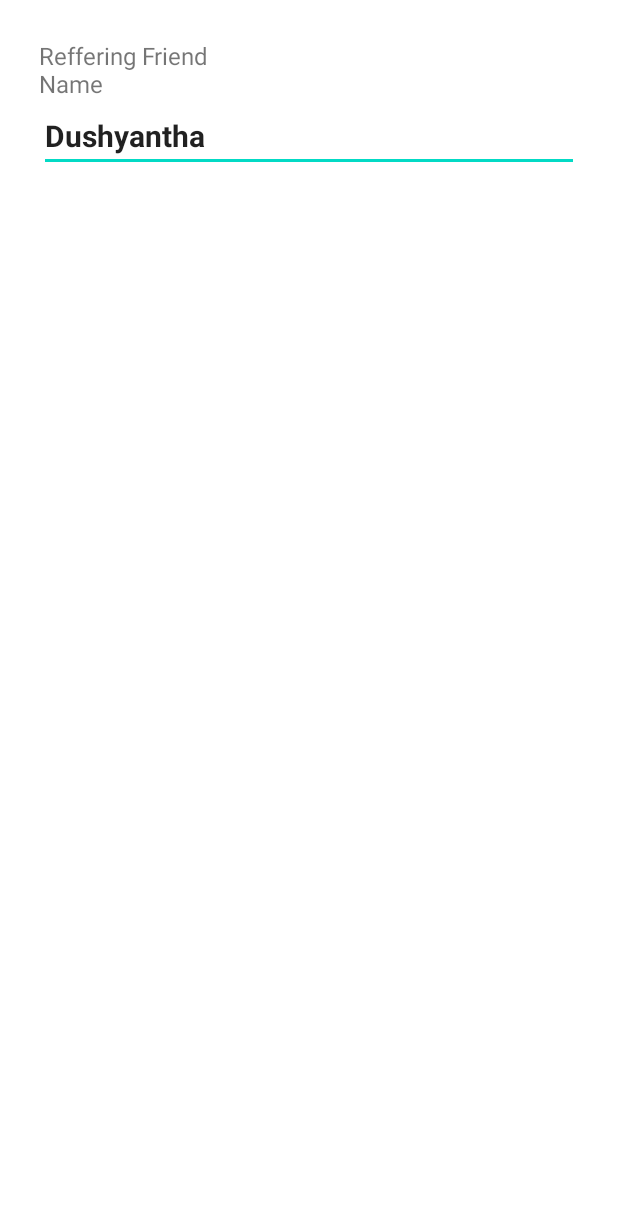
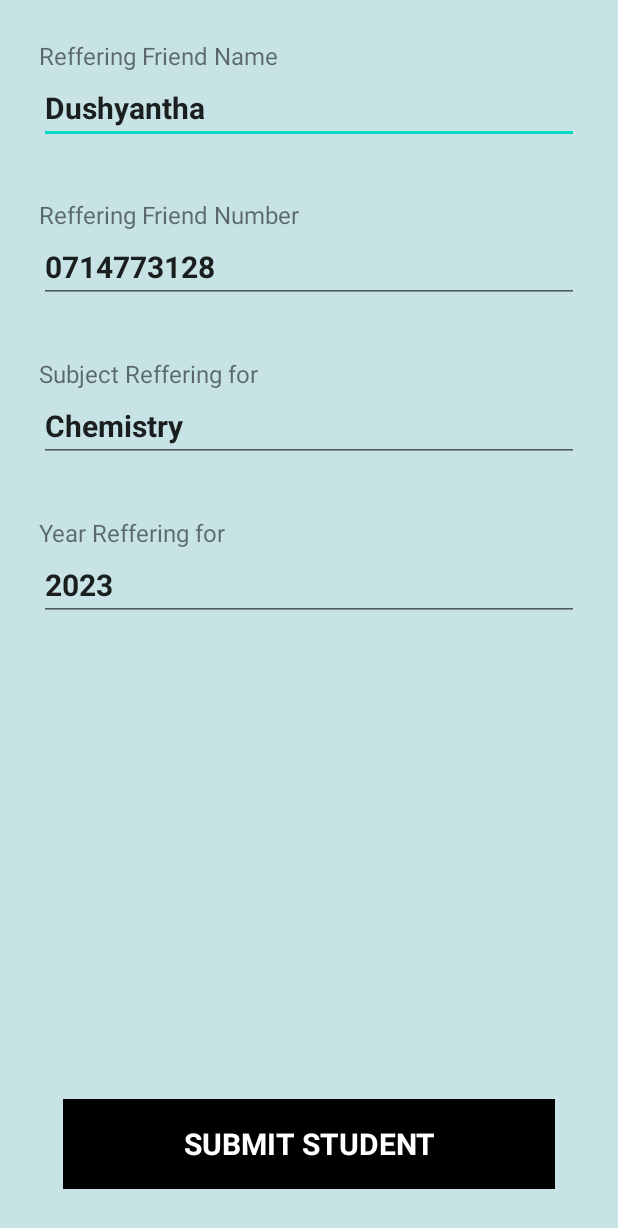
Before and after one commit to ChrishanJay/ETITTuitionPlus, an Android app: the layout activity_refferals.xml on its own in the app's theme, with its tools: preview values and no code run, on a phone screen of 412 x 824 dp. Shown: the top 1228 px of the screen. Run offline under Robolectric (Android 15) with nearby library versions, the phone set to English and light mode, and no system bars.

Commit message:
Final Project

```diff
--- a/app/src/main/res/layout/activity_refferals.xml
+++ b/app/src/main/res/layout/activity_refferals.xml
@@ -4,10 +4,11 @@
     xmlns:tools="http://schemas.android.com/tools"
     android:layout_width="match_parent"
     android:layout_height="match_parent"
-    tools:context=".ui.referrals.RefferalsActivity">
+    android:background="#C7E3E6"
+    tools:context=".ui.referrals.ReferralsActivity">
 
     <LinearLayout
-        android:id="@+id/firstNameLayer"
+        android:id="@+id/nameLayer"
         android:layout_width="0dp"
         android:layout_height="wrap_content"
         android:layout_margin="16dp"
@@ -18,7 +19,7 @@
         app:layout_constraintTop_toTopOf="parent">
 
         <TextView
-            android:layout_width="125dp"
+            android:layout_width="175dp"
             android:layout_height="wrap_content"
             android:text="@string/referName"
             android:textSize="16sp" />
@@ -28,12 +29,132 @@
             android:layout_width="match_parent"
             android:layout_height="0dp"
             android:layout_weight="1"
-            tools:text="Dushyantha"
-            android:labelFor="@id/first_name"
+            android:importantForAutofill="no"
+            android:inputType="textPersonName"
+            android:labelFor="@id/refer_name"
             android:textSize="20sp"
             android:textStyle="bold"
-            android:importantForAutofill="no"
-            android:inputType="textPersonName" />
+            tools:text="Dushyantha" />
     </LinearLayout>
 
+    <LinearLayout
+        android:id="@+id/numberLayer"
+        android:layout_width="0dp"
+        android:layout_height="wrap_content"
+        android:layout_margin="16dp"
+        android:orientation="vertical"
+        android:padding="10dp"
+        app:layout_constraintEnd_toEndOf="parent"
+        app:layout_constraintStart_toStartOf="parent"
+        app:layout_constraintTop_toBottomOf="@id/nameLayer">
+
+        <TextView
+            android:layout_width="175dp"
+            android:layout_height="wrap_content"
+            android:text="@string/referNo"
+            android:textSize="16sp" />
+
+        <EditText
+            android:id="@+id/refer_no"
+            android:layout_width="match_parent"
+            android:layout_height="0dp"
+            android:layout_weight="1"
+            android:importantForAutofill="no"
+            android:inputType="phone"
+            android:labelFor="@id/refer_name"
+            android:textSize="20sp"
+            android:textStyle="bold"
+            tools:text="0714773128" />
+    </LinearLayout>
+
+    <LinearLayout
+        android:id="@+id/subjectLayer"
+        android:layout_width="0dp"
+        android:layout_height="wrap_content"
+        android:layout_margin="16dp"
+        android:orientation="vertical"
+        android:padding="10dp"
+        app:layout_constraintEnd_toEndOf="parent"
+        app:layout_constraintStart_toStartOf="parent"
+        app:layout_constraintTop_toBottomOf="@id/numberLayer">
+
+        <TextView
+            android:layout_width="175dp"
+            android:layout_height="wrap_content"
+            android:text="@string/referSubject"
+            android:textSize="16sp" />
+
+        <EditText
+            android:id="@+id/refer_subject"
+            android:layout_width="match_parent"
+            android:layout_height="0dp"
+            android:layout_weight="1"
+            android:importantForAutofill="no"
+            android:inputType="textPersonName"
+            android:labelFor="@id/refer_name"
+            android:textSize="20sp"
+            android:textStyle="bold"
+            tools:text="Chemistry" />
+    </LinearLayout>
+
+    <LinearLayout
+        android:id="@+id/yearLayer"
+        android:layout_width="0dp"
+        android:layout_height="wrap_content"
+        android:layout_margin="16dp"
+        android:orientation="vertical"
+        android:padding="10dp"
+        app:layout_constraintEnd_toEndOf="parent"
+        app:layout_constraintStart_toStartOf="parent"
+        app:layout_constraintTop_toBottomOf="@id/subjectLayer">
+
+        <TextView
+            android:layout_width="175dp"
+            android:layout_height="wrap_content"
+            android:text="@string/referYear"
+            android:textSize="16sp" />
+
+        <EditText
+            android:id="@+id/refer_year"
+            android:layout_width="match_parent"
+            android:layout_height="0dp"
+            android:layout_weight="1"
+            android:importantForAutofill="no"
+            android:inputType="number"
+            android:labelFor="@id/refer_name"
+            android:textSize="20sp"
+            android:textStyle="bold"
+            tools:text="2023" />
+    </LinearLayout>
+
+    <LinearLayout
+        android:id="@+id/submitLayer"
+        android:layout_width="0dp"
+        android:layout_height="wrap_content"
+        android:layout_margin="16dp"
+        android:orientation="vertical"
+        android:padding="10dp"
+        app:layout_constraintBottom_toBottomOf="parent"
+        app:layout_constraintEnd_toEndOf="parent"
+        app:layout_constraintStart_toStartOf="parent">
+
+        <TextView
+            android:id="@+id/btnSubmit"
+            android:layout_width="match_parent"
+            android:layout_height="60dp"
+            android:layout_marginStart="16dp"
+            android:layout_marginEnd="16dp"
+            android:layout_marginBottom="5dp"
+            android:background="@color/black"
+            android:gravity="center|center_horizontal"
+            android:text="@string/submit"
+            android:textAllCaps="true"
+            android:textColor="#FFFFFF"
+            android:textSize="20sp"
+            android:textStyle="bold"
+            app:layout_constraintBottom_toTopOf="@id/btnCancel"
+            app:layout_constraintEnd_toEndOf="parent"
+            app:layout_constraintStart_toStartOf="parent"
+            tools:ignore="DuplicateSpeakableTextCheck" />
+    </LinearLayout>
 </androidx.constraintlayout.widget.ConstraintLayout>
--- a/app/src/main/res/values/strings.xml
+++ b/app/src/main/res/values/strings.xml
@@ -52,4 +52,14 @@
     <string name="search">Search Class</string>
     <string name="referral">Refer a Student</string>
     <string name="referName">Reffering Friend Name</string>
+    <string name="referNo">Reffering Friend Number</string>
+    <string name="referSubject">Subject Reffering for</string>
+    <string name="referYear">Year Reffering for</string>
+    <string name="submit">Submit Student</string>
+    <string name="discount">Request for a Relief</string>
+    <string name="reliefReason">Reason for the request</string>
+    <string name="extraDetails">Extra Details</string>
+    <string name="attach">Attach Documents</string>
+    <string name="support_documents">Support Documents</string>
+    <string name="submitRequest">Submit Request</string>
 </resources>
```
Also changed, not shown: app/src/main/AndroidManifest.xml (+10 -6 lines), app/src/main/java/com/etit/smartpay/HomeActivity.java (+10 -4 lines), app/src/main/java/com/etit/smartpay/ui/referrals/ReferralsActivity.java (added, +62 -0 lines), app/src/main/java/com/etit/smartpay/ui/referrals/RefferalsActivity.java (deleted, +0 -16 lines), app/src/main/java/com/etit/smartpay/ui/relief/ReliefRequestActivity.java (added, +92 -0 lines), app/src/main/res/layout/activity_profile.xml (+13 -12 lines), app/src/main/res/layout/activity_relief_request.xml (added, +125 -0 lines).
